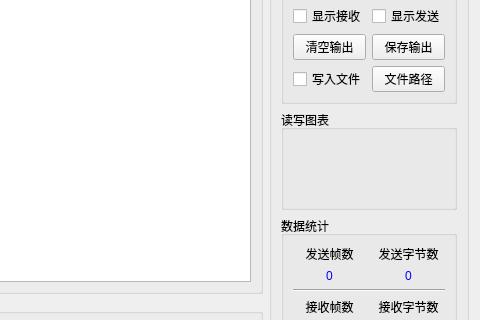
The window that Src/Common/SAKDebugPage/SAKDebugPage.ui (x-tools-author/x-tools) describes before a commit, drawn with Qt 5; both pictures show x 740 to 1220 and y 173 to 493 of the 1220 by 713 pixel window.
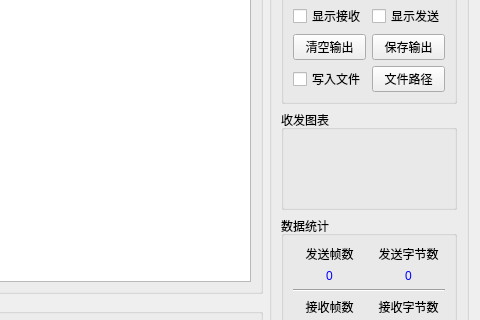
The same window after the commit.

Patch:
```diff
--- a/Src/Common/SAKDebugPage/SAKDebugPage.ui
+++ b/Src/Common/SAKDebugPage/SAKDebugPage.ui
@@ -488,7 +488,7 @@
          </size>
         </property>
         <property name="title">
-         <string>读写图表</string>
+         <string>收发图表</string>
         </property>
        </widget>
       </item>
```
